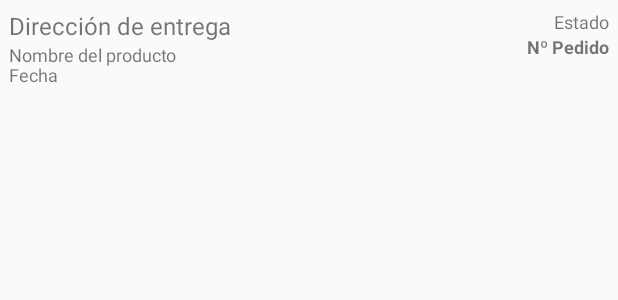
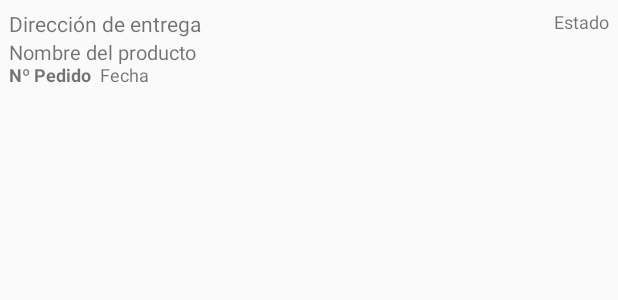
Before and after one commit to Binomi0/choferes-android, an Android app: the layout lista_pedidos.xml on its own in the app's theme, with its tools: preview values and no code run, on a phone screen of 412 x 824 dp. Shown: the top 300 px of the screen. Run offline under Robolectric (Android 15) with nearby library versions, the phone set to English and light mode, and no system bars.

```diff
--- a/app/src/main/java/com/contenedoressatur/android/choferesandroid/MainActivity.java
+++ b/app/src/main/java/com/contenedoressatur/android/choferesandroid/MainActivity.java
@@ -76,8 +76,9 @@ public class MainActivity extends AppCompatActivity  {
         AdapterView.OnItemClickListener listener = new AdapterView.OnItemClickListener() {
             @Override
             public void onItemClick(AdapterView<?> listView, View view, int i, long l) {
-                Intent detallesPedidos = new Intent(MainActivity.this, MapsActivity.class);
-                startActivity(detallesPedidos);
+                Intent mapaPedido = new Intent(MainActivity.this, MapsActivity.class);
+                mapaPedido.putExtra("index", i);
+                startActivity(mapaPedido);
             }
         };
         listView.setOnItemClickListener(listener);
@@ -124,6 +125,7 @@ public class MainActivity extends AppCompatActivity  {
                     return true;
             }
             return false;
+
         }
     };
 
--- a/app/src/main/java/com/contenedoressatur/android/choferesandroid/PedidosAdapter.java
+++ b/app/src/main/java/com/contenedoressatur/android/choferesandroid/PedidosAdapter.java
@@ -47,7 +47,7 @@ public class PedidosAdapter extends ArrayAdapter<Pedido> {
 
         product.setText(pedido.getProduct());
         id.setText(pedido.getOrderId());
-        address.setText(pedido.getAddress());
+        address.setText(pedido.getAddress().getString("formatted_address"));
         status.setText(pedido.getStatus());
 
         String text = "Pedido el " + String.valueOf(pedido.getFechaPedido());
--- a/app/src/main/res/layout/lista_pedidos.xml
+++ b/app/src/main/res/layout/lista_pedidos.xml
@@ -14,10 +14,11 @@
         android:layout_alignParentLeft="true"
         android:layout_alignParentStart="true"
         android:layout_alignParentTop="true"
-        android:layout_toLeftOf="@+id/id"
-        android:layout_toStartOf="@+id/id"
+        android:layout_toLeftOf="@+id/status"
+        android:layout_toStartOf="@+id/status"
         android:text="@string/order_address"
-        android:textSize="16sp" />
+        android:maxLines="1"
+        android:textSize="14sp" />
 
     <TextView
         android:id="@+id/product"
@@ -27,20 +28,8 @@
         android:layout_alignParentStart="true"
         android:layout_below="@+id/address"
         android:text="@string/order_product"
-        android:textSize="12sp" />
-
-    <TextView
-        android:id="@+id/id"
-        android:layout_width="wrap_content"
-        android:layout_height="wrap_content"
-        android:layout_alignParentEnd="true"
-        android:layout_alignParentRight="true"
-        android:layout_below="@+id/status"
-        android:ellipsize="marquee"
-        android:singleLine="true"
-        android:text="@string/order_id"
-        android:textSize="12sp"
-        android:textStyle="bold" />
+        android:maxLines="1"
+        android:textSize="13sp" />
 
     <TextView
         android:id="@+id/status"
@@ -59,7 +48,23 @@
         android:layout_width="wrap_content"
         android:layout_height="wrap_content"
         android:layout_alignParentBottom="true"
+        android:layout_toEndOf="@+id/id"
+        android:layout_toRightOf="@+id/id"
+        android:paddingLeft="6dp"
         android:text="@string/order_date"
         android:textSize="12sp" />
 
+    <TextView
+        android:id="@+id/id"
+        android:layout_width="wrap_content"
+        android:layout_height="wrap_content"
+        android:layout_alignParentBottom="true"
+        android:layout_alignParentLeft="true"
+        android:layout_alignParentStart="true"
+        android:ellipsize="marquee"
+        android:singleLine="true"
+        android:text="@string/order_id"
+        android:textSize="12sp"
+        android:textStyle="bold" />
+
 </RelativeLayout>
```
Also changed, not shown: app/src/main/java/com/contenedoressatur/android/choferesandroid/MapsPackage/MapsActivity.java (+50 -17 lines), app/src/main/java/com/contenedoressatur/android/choferesandroid/Pedido.java (+13 -9 lines), app/src/main/java/com/contenedoressatur/android/choferesandroid/PedidosController.java (+15 -26 lines), app/src/main/res/layout/activity_maps.xml (+7 -7 lines).
